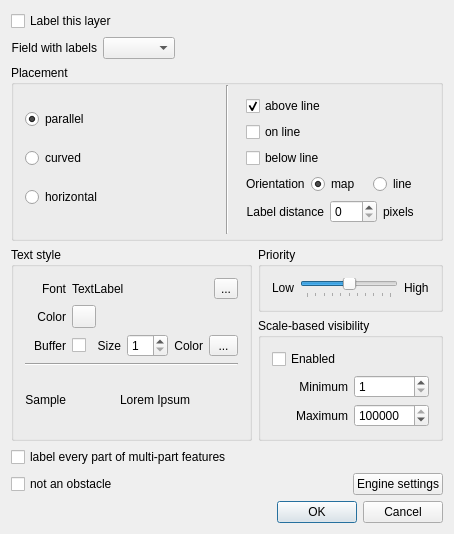
Old version of the form src/plugins/labeling/labelingguibase.ui in the repository qgis/QGIS.
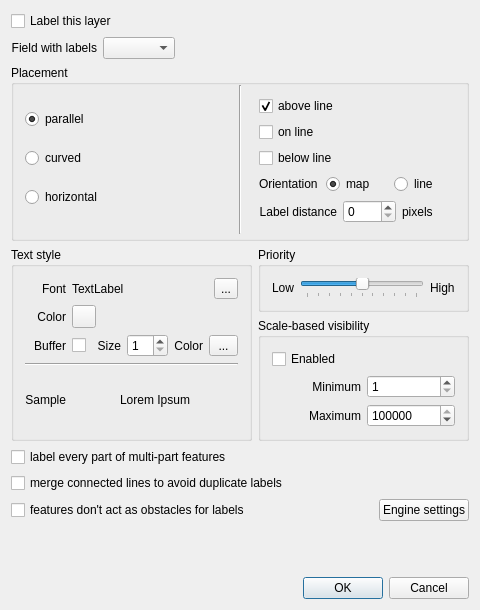
New version of the form. Icons and pictures are not drawn. Custom widgets are drawn as their Qt base class.

Commit message: Added possibility to merge adjacent lines with the same label text so they're labeled only once.

The edit to the form file:
```diff
--- a/src/plugins/labeling/labelingguibase.ui
+++ b/src/plugins/labeling/labelingguibase.ui
@@ -6,8 +6,8 @@
    <rect>
     <x>0</x>
     <y>0</y>
-    <width>454</width>
-    <height>526</height>
+    <width>480</width>
+    <height>610</height>
    </rect>
   </property>
   <property name="windowTitle">
@@ -655,6 +655,13 @@
      </property>
     </widget>
    </item>
+   <item>
+    <widget class="QCheckBox" name="chkMergeLines">
+     <property name="text">
+      <string>merge connected lines to avoid duplicate labels</string>
+     </property>
+    </widget>
+   </item>
    <item>
     <layout class="QHBoxLayout" name="horizontalLayout_2">
      <item>
@@ -663,7 +670,7 @@
         <bool>true</bool>
        </property>
        <property name="text">
-        <string>not an obstacle</string>
+        <string>features don't act as obstacles for labels</string>
        </property>
       </widget>
      </item>
```
The commit also changes 10 other files.
